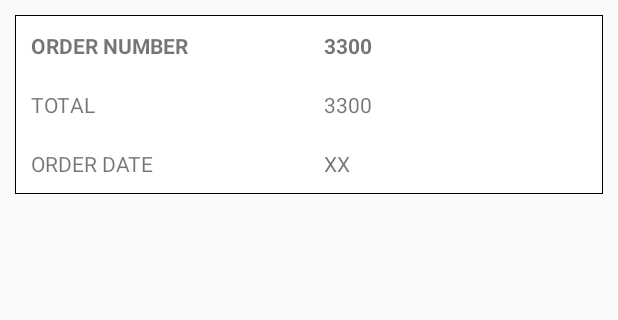
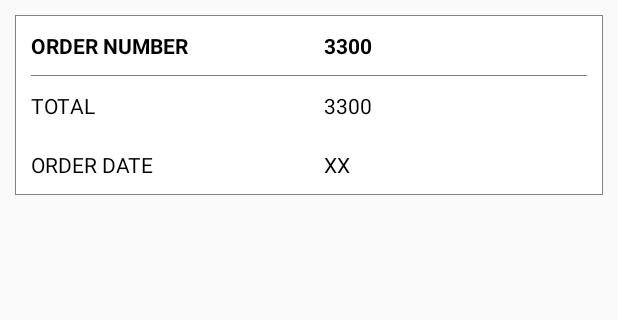
Before and after one commit to Anilugale/Motarpart, an Android app: the layout list_order_history.xml on its own in the app's theme, with its tools: preview values and no code run, on a phone screen of 412 x 824 dp, the part 84-404 px from its top. Run offline under Robolectric (Android 15) with nearby library versions, the phone set to English and light mode, and no system bars.

Commit message:
from ofc 30  JAN eve work 2

```diff
--- a/app/src/main/res/layout/activity_order_detail.xml
+++ b/app/src/main/res/layout/activity_order_detail.xml
@@ -19,7 +19,7 @@
     <View
         android:layout_width="match_parent"
         android:layout_height="0.5dp"
-        android:background="#86000000"
+        android:background="#83000000"
         android:layout_marginLeft="10dp"
         android:layout_marginRight="10dp"
         />
@@ -104,7 +104,7 @@
         android:padding="5dp"
         android:layout_width="match_parent"
         android:layout_height="0.5dp"
-        android:background="#000"
+        android:background="#82000000"
         android:layout_marginLeft="10dp"
         android:layout_marginRight="10dp"/>
     <LinearLayout
--- a/app/src/main/res/layout/activity_payment.xml
+++ b/app/src/main/res/layout/activity_payment.xml
@@ -122,7 +122,7 @@
         android:layout_width="match_parent"
         android:background="@drawable/btn_back"
         android:layout_height="wrap_content"
-        android:text="Pay Now"/>
+        android:text="Place Order"/>
 
     <RelativeLayout
         android:id="@+id/card_details"
--- a/app/src/main/res/layout/list_order_history.xml
+++ b/app/src/main/res/layout/list_order_history.xml
@@ -1,7 +1,7 @@
 <?xml version="1.0" encoding="utf-8"?>
 <LinearLayout xmlns:android="http://schemas.android.com/apk/res/android"
     android:orientation="horizontal"
-    android:background="#000"
+    android:background="#7a000000"
     android:layout_margin="10dp"
     android:padding="0.5dp"
     android:layout_width="match_parent"
@@ -18,11 +18,19 @@
             android:textStyle="bold"
             android:textSize="14sp"
             android:layout_width="match_parent"
-
+            android:textColor="#000"
             android:layout_height="wrap_content"
 
             android:text="ORDER NUMBER"/>
+        <View
+            android:padding="5dp"
+            android:layout_width="match_parent"
+            android:layout_height="0.5dp"
+            android:background="#82000000"
+            android:layout_marginLeft="10dp"
+         />
         <TextView
+            android:textColor="#000"
             android:padding="10dp"
             android:layout_width="match_parent"
             android:layout_height="wrap_content"
@@ -31,6 +39,7 @@
 
 
         <TextView
+            android:textColor="#000"
             android:padding="10dp"
             android:layout_width="match_parent"
             android:layout_height="wrap_content"
@@ -46,7 +55,7 @@
 
 
         <TextView
-
+            android:textColor="#000"
             android:padding="10dp"
             android:textStyle="bold"
             android:gravity="left"
@@ -56,11 +65,18 @@
 
             android:textSize="14sp"
             android:text="3300"/>
+        <View
+            android:padding="5dp"
+            android:layout_width="match_parent"
+            android:layout_height="0.5dp"
+            android:background="#82000000"
+            android:layout_marginRight="10dp"
+            />
 
         <TextView
 
             android:padding="10dp"
-
+            android:textColor="#000"
             android:gravity="left"
             android:id="@+id/grand_total"
             android:layout_width="match_parent"
@@ -70,11 +86,11 @@
             android:text="3300"/>
         <TextView
             android:padding="10dp"
-           android:gravity="left"
+            android:gravity="left"
             android:id="@+id/date"
             android:layout_width="match_parent"
             android:layout_height="wrap_content"
-
+            android:textColor="#000"
             android:textSize="14sp"
             android:text="XX"/>
 
--- a/app/src/main/res/layout/list_product_order_history.xml
+++ b/app/src/main/res/layout/list_product_order_history.xml
@@ -1,7 +1,7 @@
 <LinearLayout xmlns:android="http://schemas.android.com/apk/res/android"
     android:layout_width="fill_parent"
     android:orientation="vertical"
-    android:background="#000"
+    android:background="#83000000"
     android:layout_margin="10dp"
     android:padding="1dp"
     android:layout_height="wrap_content">
```
Also changed, not shown: app/src/main/java/app/motaroart/com/motarpart/OrderDetail.java (+16 -2 lines).
